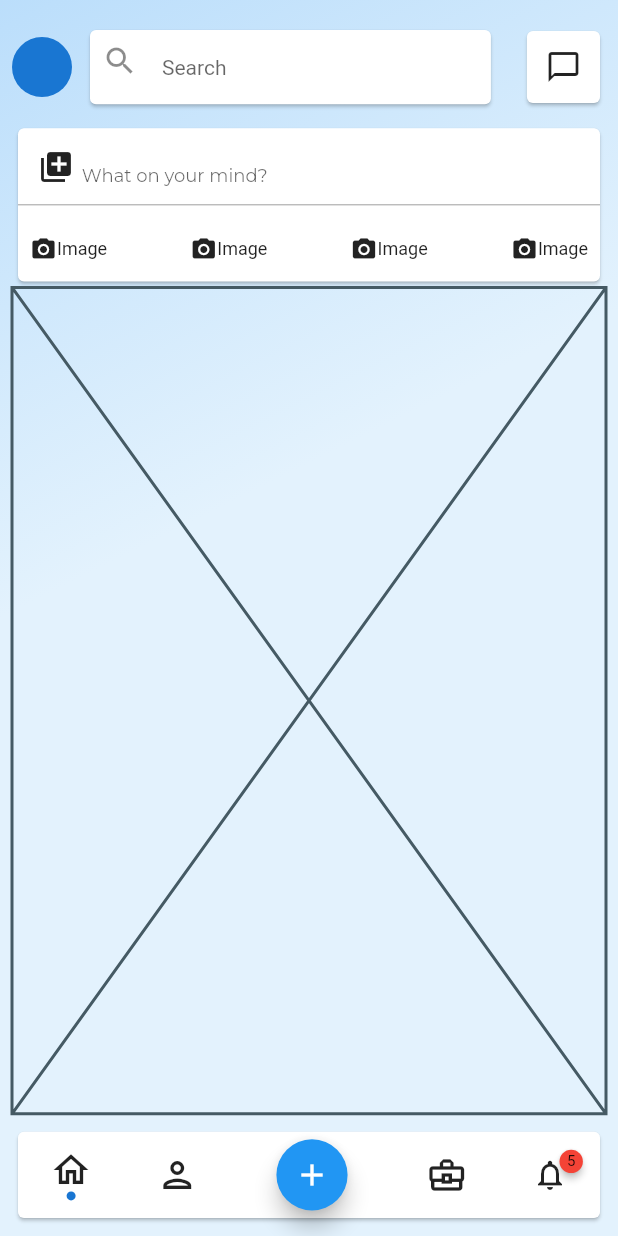
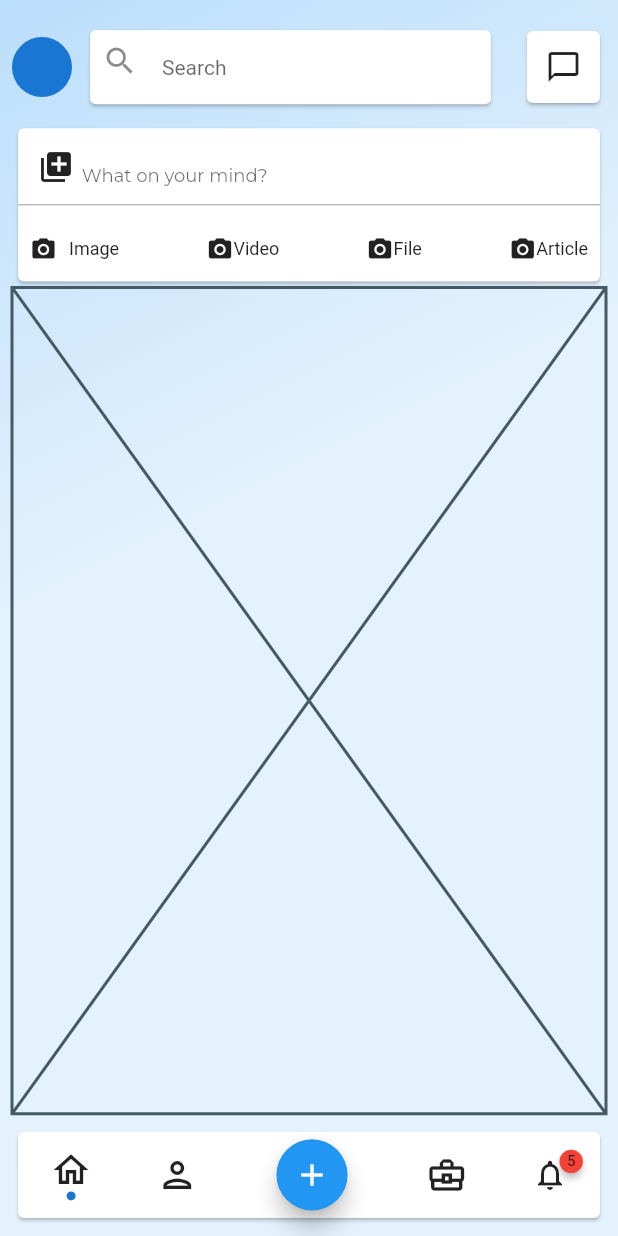
Before and after one commit to JAICHANGPARK/flutter_notebook_8th_story, a Flutter app: the screen it shows after launch, on a phone screen of 412 x 824 dp. Run offline on Flutter 3.47's test engine with Material 2 defaults, Android fonts, the phone set to English and light mode, and no system bars; drawn by our look-alikes of badges; our stand-ins replace flutter_hooks, google_fonts, hooks_riverpod, state_notifier.

Commit message:
Update linkedin_main_page.dart

```diff
--- a/lib/ep580_linkedin_app/linkedin_main_page.dart
+++ b/lib/ep580_linkedin_app/linkedin_main_page.dart
@@ -107,22 +107,25 @@ class _LinkedinMainPageState extends State<LinkedinMainPage> {
                             child: Row(
                               children: [
                                 Icon(Icons.camera_alt, size: 18,),
-                                Text("Image", style: TextStyle(
-                                  fontSize: 12
-                                ),),
+                                Padding(
+                                  padding: const EdgeInsets.only(left: 8),
+                                  child: Text("Image", style: TextStyle(
+                                    fontSize: 12
+                                  ),),
+                                ),
                                 Spacer(),
                                 Icon(Icons.camera_alt, size: 18,),
-                                Text("Image", style: TextStyle(
+                                Text("Video", style: TextStyle(
                                     fontSize: 12
                                 ),),
                                 Spacer(),
                                 Icon(Icons.camera_alt, size: 18,),
-                                Text("Image", style: TextStyle(
+                                Text("File", style: TextStyle(
                                     fontSize: 12
                                 ),),
                                 Spacer(),
                                 Icon(Icons.camera_alt, size: 18,),
-                                Text("Image", style: TextStyle(
+                                Text("Article", style: TextStyle(
                                     fontSize: 12
                                 ),)
                               ],
```
